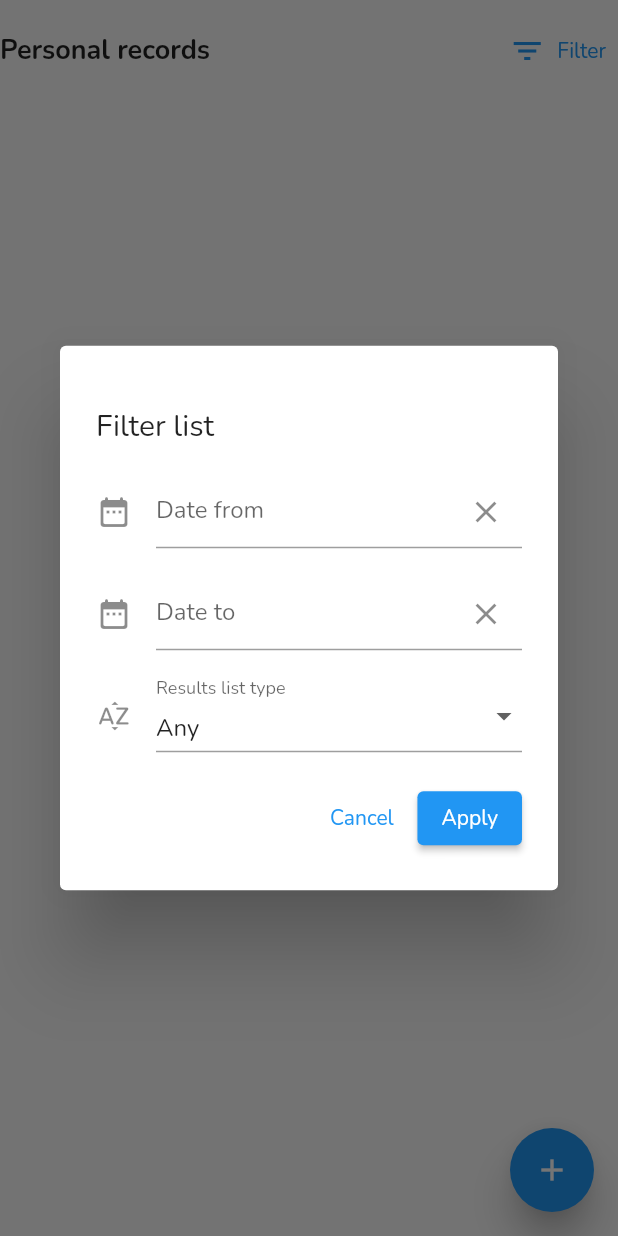
After one commit to narutorabby/tmm-mobile-online, a Flutter app: the RecordList screen opened directly, after a tap on "Filter", on a phone screen of 412 x 824 dp. The commit adds this screen. Run offline on Flutter 3.47's test engine with Material 2 defaults, Android fonts, the phone set to English and light mode, and no system bars; drawn by our look-alikes of flutter_speed_dial; our stand-ins replace dio, flutter_secure_storage, flutter_spinkit, fluttertoast, font_awesome_flutter, google_sign_in and 1 more; missing offline and left inert: multiselect_formfield; accounts and stored records are empty.

Commit message:
Personal record list filters

```diff
--- /dev/null
+++ b/lib/widgets/record_filter.dart
@@ -0,0 +1,195 @@
+import 'dart:developer';
+
+import 'package:flutter/material.dart';
+import 'package:intl/intl.dart';
+
+class RecordsFilter extends StatefulWidget {
+
+  final String currentFromDate;
+  final String currentToDate;
+  final String currentType;
+  final Function sendFilterDataBack;
+  final bool isGroup;
+
+  const RecordsFilter({
+    Key? key,
+    required this.currentFromDate,
+    required this.currentToDate,
+    required this.currentType,
+    required this.sendFilterDataBack,
+    this.isGroup = false,
+  }) : super(key: key);
+
+  @override
+  _RecordsFilterState createState() => _RecordsFilterState();
+}
+
+class _RecordsFilterState extends State<RecordsFilter> {
+
+  DateTime selectedDateFrom = DateTime.now();
+  DateTime selectedDateTo = DateTime.now();
+  TextEditingController dateFromController = TextEditingController();
+  TextEditingController dateToController = TextEditingController();
+  static const List<String> personalRecordTypes = ["Any", "Income", "Expense"];
+  static const List<String> groupRecordTypes = ["Any", "Contribution", "Bill"];
+  String type = "Any";
+
+  @override
+  void initState() {
+    dateFromController.text = widget.currentFromDate;
+    dateToController.text = widget.currentToDate;
+    type = widget.currentType;
+    super.initState();
+  }
+
+  @override
+  Widget build(BuildContext context) {
+    return AlertDialog(
+      content: SizedBox(
+        width: double.maxFinite,
+        child: Column(
+          mainAxisSize: MainAxisSize.min,
+          crossAxisAlignment: CrossAxisAlignment.stretch,
+          children: [
+            const SizedBox(height: 20),
+            const Text(
+              "Filter list",
+              style: TextStyle(
+                  fontSize: 20
+              ),
+            ),
+            const SizedBox(height: 20),
+            TextField(
+              decoration: InputDecoration(
+                icon: const Icon(Icons.date_range_rounded),
+                labelText: 'Date from',
+                contentPadding: const EdgeInsets.only(bottom: 0),
+                suffixIcon: IconButton(
+                  icon: const Icon(Icons.close),
+                  onPressed: () {
+                    dateFromController.text = "";
+                  },
+                ),
+              ),
+              focusNode: AlwaysDisabledFocusNode(),
+              controller: dateFromController,
+              onTap: () {
+                selectDateFrom(context);
+              },
+            ),
+            const SizedBox(height: 20),
+            TextField(
+              decoration: InputDecoration(
+                icon: const Icon(Icons.date_range_rounded),
+                labelText: 'Date to',
+                contentPadding: const EdgeInsets.only(bottom: 0),
+                suffixIcon: IconButton(
+                  icon: const Icon(Icons.close),
+                  onPressed: () {
+                    dateToController.text = "";
+                  },
+                ),
+              ),
+              focusNode: AlwaysDisabledFocusNode(),
+              controller: dateToController,
+              onTap: () {
+                selectDateTo(context);
+              },
+            ),
+            const SizedBox(height: 20),
+            DropdownButtonFormField(
+              decoration: const InputDecoration(
+                icon: Icon(Icons.sort_by_alpha_rounded),
+                labelText: 'Results list type',
+                contentPadding: EdgeInsets.only(bottom: 0),
+              ),
+              value: type,
+              isExpanded: true,
+              onChanged: (newValue) {
+                setState(() {
+                  type = newValue.toString();
+                });
+              },
+              items: (widget.isGroup ? groupRecordTypes : personalRecordTypes).map<DropdownMenuItem<String>>((String value) {
+                return DropdownMenuItem<String>(
+                  value: value,
+                  child: Text(value),
+                );
+              }).toList(),
+            ),
+            const SizedBox(height: 20),
+            Container(
+              alignment: Alignment.centerLeft,
+              child: Row(
+                mainAxisAlignment: MainAxisAlignment.end,
+                children: [
+                  TextButton(
+                      child: const Text("Cancel"),
+                      onPressed: () {
+                        Navigator.pop(context);
+                      }
+                  ),
+                  const SizedBox(width: 5),
+                  ElevatedButton(
+                      child: const Text("Apply"),
+                      onPressed: () {
+                        Navigator.pop(context);
+                        widget.sendFilterDataBack(dateFromController.text, dateToController.text, type);
+                      }
+                  )
+                ],
+              )
+            ),
+          ],
+        ),
+      ),
+    );
+  }
+
+  selectDateFrom(BuildContext context) async {
+    DateTime? newSelectedDateFrom = await showDatePicker(
+      context: context,
+      initialDate: selectedDateFrom,
+      firstDate: DateTime(2000),
+      lastDate: DateTime(2040),
+    );
+
+    if (newSelectedDateFrom != null) {
+      selectedDateFrom = newSelectedDateFrom;
+      dateFromController
+      ..text = DateFormat("dd-MM-yyyy").format(selectedDateFrom)
+      ..selection = TextSelection.fromPosition(
+        TextPosition(
+          offset: dateFromController.text.length,
+          affinity: TextAffinity.upstream
+        )
+      );
+    }
+  }
+
+  selectDateTo(BuildContext context) async {
+    DateTime? newSelectedDateTo = await showDatePicker(
+      context: context,
+      initialDate: selectedDateTo,
+      firstDate: DateTime(2000),
+      lastDate: DateTime(2040),
+    );
+
+    if (newSelectedDateTo != null) {
+      selectedDateTo = newSelectedDateTo;
+      dateToController
+      ..text = DateFormat("dd-MM-yyyy").format(selectedDateTo)
+      ..selection = TextSelection.fromPosition(
+        TextPosition(
+          offset: dateToController.text.length,
+          affinity: TextAffinity.upstream
+        )
+      );
+    }
+  }
+}
+
+class AlwaysDisabledFocusNode extends FocusNode {
+  @override
+  bool get hasFocus => false;
+}
--- /dev/null
+++ b/lib/widgets/record_list.dart
@@ -0,0 +1,209 @@
+import 'package:flutter/material.dart';
+import 'package:flutter_speed_dial/flutter_speed_dial.dart';
+import 'package:flutter_spinkit/flutter_spinkit.dart';
+import 'package:trackmymoney/models/basic_response.dart';
+import 'package:trackmymoney/models/record.dart';
+import 'package:trackmymoney/models/record_paginated.dart';
+import 'package:trackmymoney/services/api_manager.dart';
+import 'package:trackmymoney/widgets/record_create.dart';
+import 'package:trackmymoney/widgets/record_filter.dart';
+import 'package:trackmymoney/widgets/record_list_item.dart';
+
+class RecordList extends StatefulWidget {
+  final bool isGroup;
+  const RecordList({Key? key, this.isGroup = false}) : super(key: key);
+
+  @override
+  State<RecordList> createState() => _RecordListState();
+}
+
+class _RecordListState extends State<RecordList> {
+
+  bool pageLoading = true;
+  String dateTo = "";
+  String dateFrom = "";
+  String type = "Any";
+
+  late RecordPaginated recordPaginated;
+  late List<Record> records;
+  int currentPage = 1;
+  final scrollController = ScrollController();
+  late bool loadingMore;
+
+  @override
+  void initState() {
+    records = [];
+    loadingMore = false;
+    getRecords();
+    scrollController.addListener(() {
+      if (scrollController.position.maxScrollExtent == scrollController.offset) {
+        setState(() {
+          loadingMore = true;
+          currentPage++;
+        });
+        getRecords();
+      }
+    });
+    super.initState();
+  }
+
+  @override
+  Widget build(BuildContext context) {
+    return Scaffold(
+      body: Container(
+        child: pageLoading ? Container(
+          alignment: Alignment.center,
+          height: MediaQuery.of(context).size.height - 150,
+          child: const SpinKitRotatingPlain(
+            color: Colors.blue,
+            size: 50.0,
+          ),
+        ) : Column(
+          crossAxisAlignment: CrossAxisAlignment.stretch,
+          children: [
+            Padding(
+              padding: const EdgeInsets.only(top: 10),
+              child: Row(
+                mainAxisAlignment: MainAxisAlignment.spaceBetween,
+                children: [
+                  Flexible(
+                    child: Text(
+                      widget.isGroup ? "Group records" : "Personal records",
+                      style: const TextStyle(fontSize: 18, fontWeight: FontWeight.bold),
+                    ),
+                  ),
+                  TextButton.icon(
+                    icon: const Icon(Icons.filter_list),
+                    label: const Text("Filter"),
+                    onPressed: () {
+                      showDialog(
+                          context: context,
+                          barrierLabel: MaterialLocalizations.of(context).modalBarrierDismissLabel,
+                          builder: (BuildContext context) {
+                            return RecordsFilter(
+                              currentFromDate: dateFrom,
+                              currentToDate: dateTo,
+                              currentType: type,
+                              sendFilterDataBack: getFilteredRecords,
+                              isGroup: widget.isGroup,
+                            );
+                          }
+                      );
+                    },
+                  )
+                ],
+              ),
+            ),
+            Expanded(
+              child: ListView.builder(
+                controller: scrollController,
+                itemBuilder: (BuildContext context, int index) {
+                  if (index == records.length) {
+                    return Container(
+                      child: records.isNotEmpty ? const Icon(Icons.drag_handle_outlined) : Container(
+                        height: 400,
+                        alignment: Alignment.center,
+                        child: const Text(
+                          "No records matches your search terms",
+                          textAlign: TextAlign.center,
+                          style: TextStyle(fontSize: 16, color: Colors.grey, fontWeight: FontWeight.bold),
+                        ),
+                      ),
+                    );
+                  }
+                  return RecordListItem(record: records[index], responseAction: resetFilters);
+                },
+                itemCount: records.length + 1,
+              ),
+            ),
+          ],
+        ),
+      ),
+      floatingActionButton: SpeedDial(
+        icon: Icons.add,
+        activeIcon: Icons.close,
+        elevation: 10,
+        children: [
+          SpeedDialChild(
+            label: widget.isGroup ? "Create bill" : "Create expense",
+            labelStyle: const TextStyle(fontWeight: FontWeight.w500),
+            child: const Icon(Icons.add_card_rounded),
+            onTap: () {
+              createRecord(widget.isGroup ? "Bill" : "Expense");
+            },
+          ),
+          SpeedDialChild(
+            label: widget.isGroup ? "Create contribution" : "Create income",
+            labelStyle:
+            const TextStyle(fontWeight: FontWeight.w500),
+            child: const Icon(Icons.playlist_add_rounded),
+            onTap: () {
+              createRecord(widget.isGroup ? "Contribution" : "Income");
+            },
+          )
+        ],
+      ),
+    );
+  }
+
+  Future<void> getRecords() async {
+    Map<String, dynamic> params = {
+      'type': type,
+      'date_from': dateFrom,
+      'date_to': dateTo,
+      'page': currentPage
+    };
+    ApiManager apiManager = ApiManager();
+    BasicResponse basicResponse = await apiManager.apiCall("GET", "record/personal", params, null);
+    setState(() {
+      if(basicResponse.response == "success"){
+        recordPaginated = RecordPaginated.fromJson(basicResponse.data);
+        if(currentPage == recordPaginated.lastPage){
+          currentPage--;
+        }
+        if(records.length < recordPaginated.total){
+          records.addAll(recordPaginated.data);
+        }
+      }
+      pageLoading = false;
+    });
+  }
+
+  void getFilteredRecords(String newFromDate, String newToDate, String newType){
+    setState(() {
+      dateFrom = newFromDate;
+      dateTo = newToDate;
+      type = newType;
+      currentPage = 1;
+      pageLoading = true;
+      records = [];
+    });
+    getRecords();
+  }
+
+  void resetFilters(){
+    setState(() {
+      type = "Any";
+      dateFrom = "";
+      dateTo = "";
+      pageLoading = true;
+      currentPage = 1;
+      records = [];
+    });
+    getRecords();
+  }
+
+  void createRecord(String type) {
+    showDialog(
+        context: context,
+        barrierLabel: MaterialLocalizations.of(context).modalBarrierDismissLabel,
+        barrierDismissible: false,
+        builder: (BuildContext context) {
+          return RecordCreate(
+            type: type,
+            responseAction: resetFilters,
+          );
+        }
+    );
+  }
+}
```
Also changed, not shown: lib/pages/personal.dart (+2 -150 lines).
